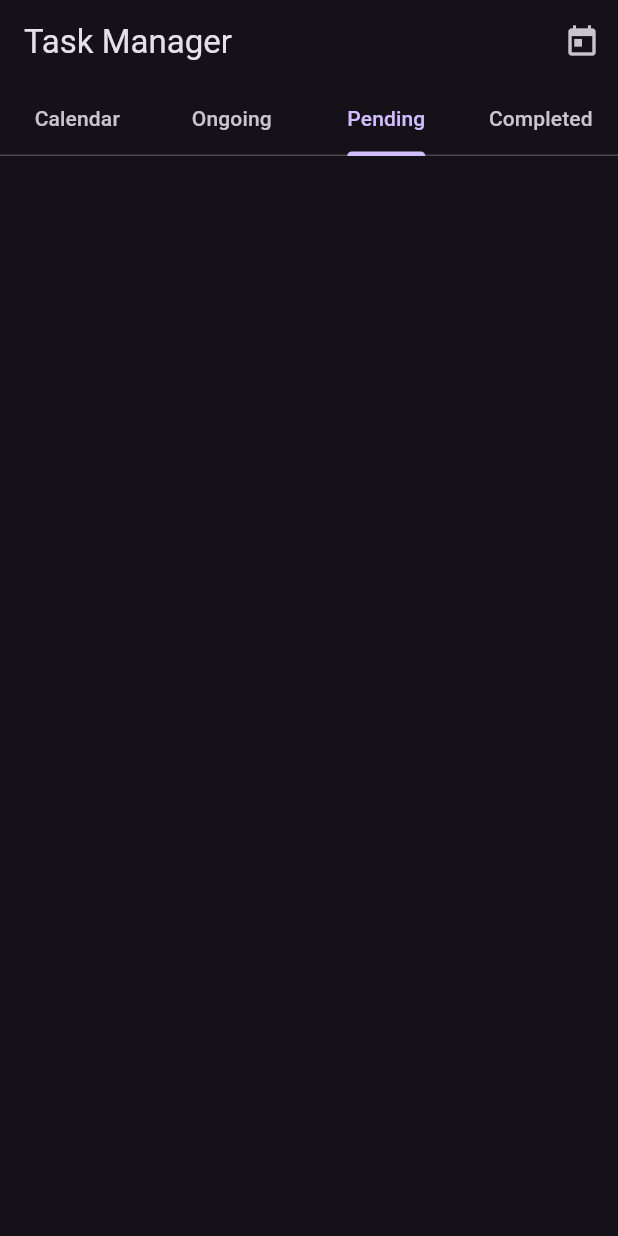
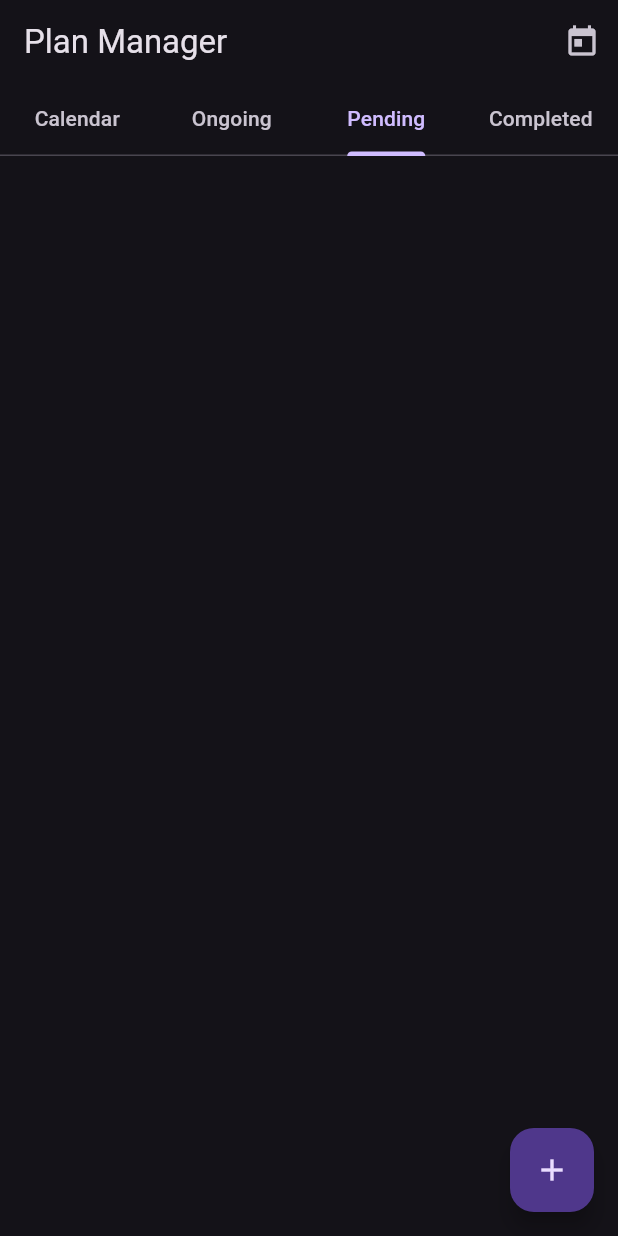
Before and after one commit to rchai12/calendarapp, a Flutter app: the screen it shows after launch, tab 3 chosen, on a phone screen of 412 x 824 dp. Run offline on Flutter 3.47's test engine with Material 3 defaults, Android fonts, the phone set to English and light mode, and no system bars; our stand-ins replace table_calendar.

Commit message:
Removed debug banner

```diff
--- a/lib/main.dart
+++ b/lib/main.dart
@@ -80,6 +80,7 @@ class TaskManagerApp extends StatelessWidget {
   @override
   Widget build(BuildContext context) {
     return MaterialApp(
+      debugShowCheckedModeBanner: false,
       theme: ThemeData.dark(),
       home: TaskScreen(),
     );
@@ -154,8 +155,6 @@ class _TaskScreenState extends State<TaskScreen> with SingleTickerProviderStateM
           date: DateTime(_date.year, _date.month, _date.day),
           status: _selectedTaskStatus
         );
-        print('Adding task to list');
-        print(_date);
         if (!_tasksByDate.containsKey(_date)) {
           _tasksByDate[_date] = [];
         }
@@ -198,11 +197,11 @@ class _TaskScreenState extends State<TaskScreen> with SingleTickerProviderStateM
               children: [
                 TextField(
                   controller: _titleController,
-                  decoration: InputDecoration(labelText: 'Task Title'),
+                  decoration: InputDecoration(labelText: 'Plan Title'),
                 ),
                 TextField(
                   controller: _descriptionController,
-                  decoration: InputDecoration(labelText: 'Task Description'),
+                  decoration: InputDecoration(labelText: 'Plan Description'),
                 ),
                 Padding(
                   padding: const EdgeInsets.symmetric(vertical: 8.0),
@@ -311,11 +310,11 @@ class _TaskScreenState extends State<TaskScreen> with SingleTickerProviderStateM
               children: [
                 TextField(
                   controller: _titleController,
-                  decoration: InputDecoration(labelText: 'Task Title'),
+                  decoration: InputDecoration(labelText: 'Plan Title'),
                 ),
                 TextField(
                   controller: _descriptionController,
-                  decoration: InputDecoration(labelText: 'Task Description'),
+                  decoration: InputDecoration(labelText: 'Plan Description'),
                 ),
                  Padding(
                   padding: const EdgeInsets.symmetric(vertical: 8.0),
@@ -363,7 +362,7 @@ class _TaskScreenState extends State<TaskScreen> with SingleTickerProviderStateM
                   onPressed: () => _selectDate(context),
                   child: Text('Select Date: ${DateFormat('MM-dd-yyyy').format(_date)}'),
                 ),
-                ElevatedButton(onPressed: _addTask, child: Text('Add Task')),
+                ElevatedButton(onPressed: _addTask, child: Text('Add Plan')),
               ],
             ),
           ),
@@ -400,7 +399,7 @@ class _TaskScreenState extends State<TaskScreen> with SingleTickerProviderStateM
 
     return Scaffold(
       appBar: AppBar(
-        title: Text('Task Manager'),
+        title: Text('Plan Manager'),
         actions: [
           IconButton(
             icon: Icon(Icons.today),
@@ -590,7 +589,7 @@ class _TaskScreenState extends State<TaskScreen> with SingleTickerProviderStateM
           ),
         ],
       ),
-      floatingActionButton: _tabController.index == 1 || _tabController.index == 0 ? FloatingActionButton(
+      floatingActionButton: _tabController.index == 1 || _tabController.index == 0 || _tabController.index == 2 ? FloatingActionButton(
         onPressed: _showAddTaskMenu,
         child: Icon(Icons.add),
       )
```
